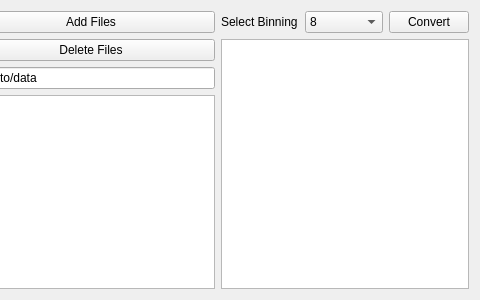
Before: the Qt Designer form src/main/resources/base/Views/loadFile.ui in Jakob-Lass/DMC-GUI, drawn with Qt 5; both pictures show x 298 to 778 and y 0 to 300 of the 778 by 300 pixel window.
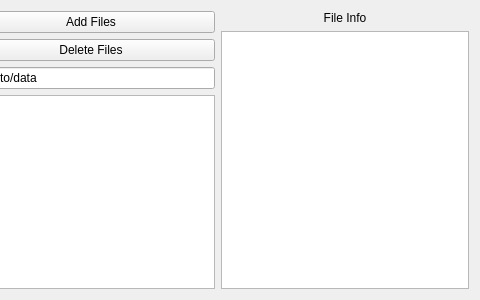
After: the same form once the commit is applied.

```diff
--- a/src/main/resources/base/Views/loadFile.ui
+++ b/src/main/resources/base/Views/loadFile.ui
@@ -86,44 +86,14 @@
    <item>
     <layout class="QVBoxLayout" name="verticalLayout_3">
      <item>
-      <layout class="QHBoxLayout" name="horizontalLayout">
-       <item>
-        <widget class="QLabel" name="label_2">
-         <property name="text">
-          <string>Select Binning</string>
-         </property>
-        </widget>
-       </item>
-       <item>
-        <widget class="QComboBox" name="DataSet_binning_comboBox">
-         <property name="currentIndex">
-          <number>2</number>
-         </property>
-         <item>
-          <property name="text">
-           <string>1</string>
-          </property>
-         </item>
-         <item>
-          <property name="text">
-           <string>3</string>
-          </property>
-         </item>
-         <item>
-          <property name="text">
-           <string>8</string>
-          </property>
-         </item>
-        </widget>
-       </item>
-       <item>
-        <widget class="QPushButton" name="DataSet_convertData_button">
-         <property name="text">
-          <string>Convert</string>
-         </property>
-        </widget>
-       </item>
-      </layout>
+      <widget class="QLabel" name="label">
+       <property name="text">
+        <string>File Info</string>
+       </property>
+       <property name="alignment">
+        <set>Qt::AlignCenter</set>
+       </property>
+      </widget>
      </item>
      <item>
       <widget class="QListView" name="DataSet_fileAttributs_listView">
```
